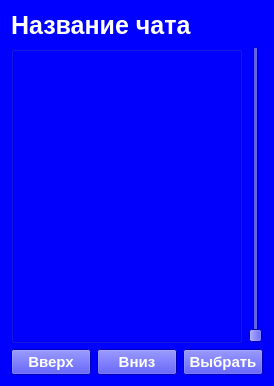
Before: the Qt Designer form ui/ArchiveView.ui in yepIwt/Tuchka, drawn with Qt 5.
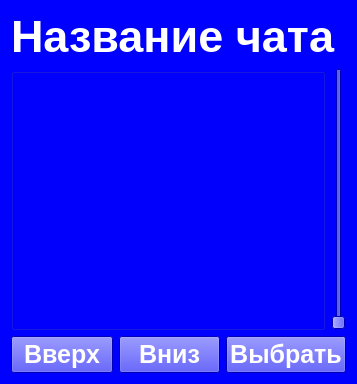
After: the same form once the commit is applied.

Commit message: Ref: Change interface

```diff
--- a/ui/ArchiveView.ui
+++ b/ui/ArchiveView.ui
@@ -6,8 +6,8 @@
    <rect>
     <x>0</x>
     <y>0</y>
-    <width>212</width>
-    <height>386</height>
+    <width>357</width>
+    <height>384</height>
    </rect>
   </property>
   <property name="windowTitle">
@@ -23,7 +23,7 @@
       <widget class="QLabel" name="label_2">
        <property name="styleSheet">
         <string notr="true">font-family:'Open Sans'; 
-font-size:25px; 
+font-size:45px; 
 font-weight:696; 
 color:#ffffff;</string>
        </property>
@@ -37,10 +37,22 @@
    <item>
     <layout class="QHBoxLayout" name="horizontalLayout_2">
      <item>
-      <widget class="QGroupBox" name="groupBox">
+      <widget class="QGroupBox" name="ReleasesWidget">
+       <property name="sizePolicy">
+        <sizepolicy hsizetype="Preferred" vsizetype="Preferred">
+         <horstretch>0</horstretch>
+         <verstretch>0</verstretch>
+        </sizepolicy>
+       </property>
        <property name="title">
         <string/>
        </property>
+       <property name="alignment">
+        <set>Qt::AlignCenter</set>
+       </property>
+       <property name="flat">
+        <bool>false</bool>
+       </property>
       </widget>
      </item>
      <item>
@@ -58,7 +70,7 @@
       <widget class="QPushButton" name="pushButton">
        <property name="styleSheet">
         <string notr="true">font-family:'Open Sans'; 
-font-size:15px; 
+font-size:25px; 
 font-weight:696; 
 color:#ffffff;</string>
        </property>
@@ -71,7 +83,7 @@
       <widget class="QPushButton" name="pushButton_2">
        <property name="styleSheet">
         <string notr="true">font-family:'Open Sans'; 
-font-size:15px; 
+font-size:25px; 
 font-weight:696; 
 color:#ffffff;</string>
        </property>
@@ -84,7 +96,7 @@
       <widget class="QPushButton" name="pushButton_3">
        <property name="styleSheet">
         <string notr="true">font-family:'Open Sans'; 
-font-size:15px; 
+font-size:25px; 
 font-weight:696; 
 color:#ffffff;</string>
        </property>
```
Left out of the diff: 14 changed lines with no effect on the pictures. The commit also changes 4 other files.
